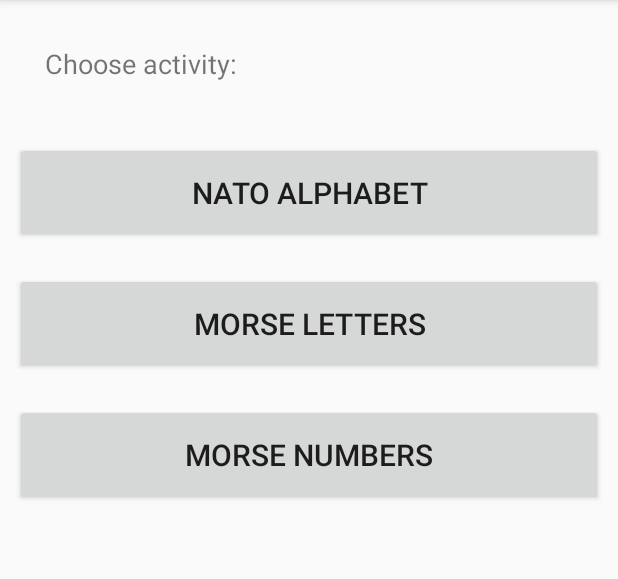
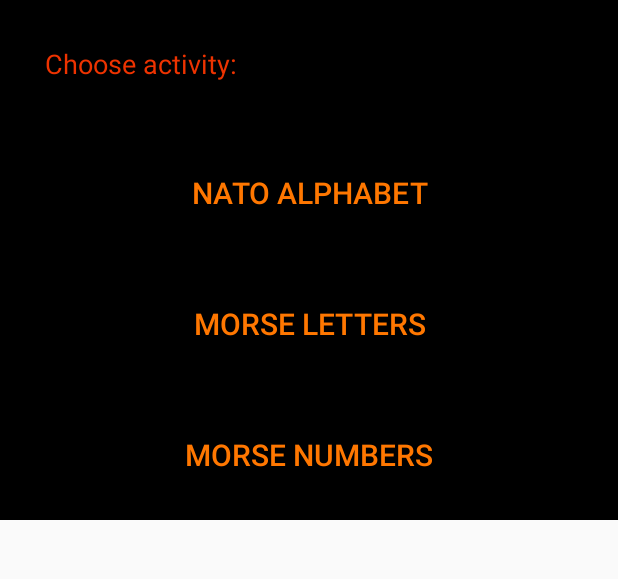
Before and after one commit to quarck/NatoPhonetic, an Android app: the screen it shows after launch (MainActivity), on a phone screen of 412 x 824 dp, the part 84-663 px from its top. Run offline under Robolectric (Android 15) with nearby library versions, the phone set to English and light mode, and no system bars.

Commit message:
Hard-coded black theme now. Everything is black now

```diff
--- a/app/src/main/res/layout/activity_main.xml
+++ b/app/src/main/res/layout/activity_main.xml
@@ -4,7 +4,8 @@
     android:layout_width="match_parent"
     android:layout_height="wrap_content"
     tools:context="ph.quarck.github.com.nph.MainActivity"
-    android:orientation="vertical">
+    android:orientation="vertical"
+    android:background="#000">
 
 
     <TextView
@@ -16,7 +17,10 @@
         android:layout_weight="1"
         android:padding="20dp"
         android:text="Choose activity:"
-        android:textSize="18sp" />
+        android:textSize="18sp"
+        android:background="#000"
+        android:textColor="#e30"
+        />
 
     <Button
         android:id="@+id/buttonNato"
@@ -28,6 +32,9 @@
         android:layout_gravity="center_horizontal"
         android:textSize="20sp"
         android:layout_margin="10dp"
+        android:background="#000"
+        android:textColor="#f70"
+
         />
 
     <Button
@@ -40,6 +47,9 @@
         android:layout_gravity="center_horizontal"
         android:textSize="20sp"
         android:layout_margin="10dp"
+        android:background="#000"
+        android:textColor="#f70"
+
         />
 
     <Button
@@ -52,6 +62,9 @@
         android:layout_gravity="center_horizontal"
         android:textSize="20sp"
         android:layout_margin="10dp"
+        android:background="#000"
+        android:textColor="#f70"
+
         />
 
 </LinearLayout>
```
Also changed, not shown: app/src/main/res/layout/activity_practice.xml (+11 -3 lines).
